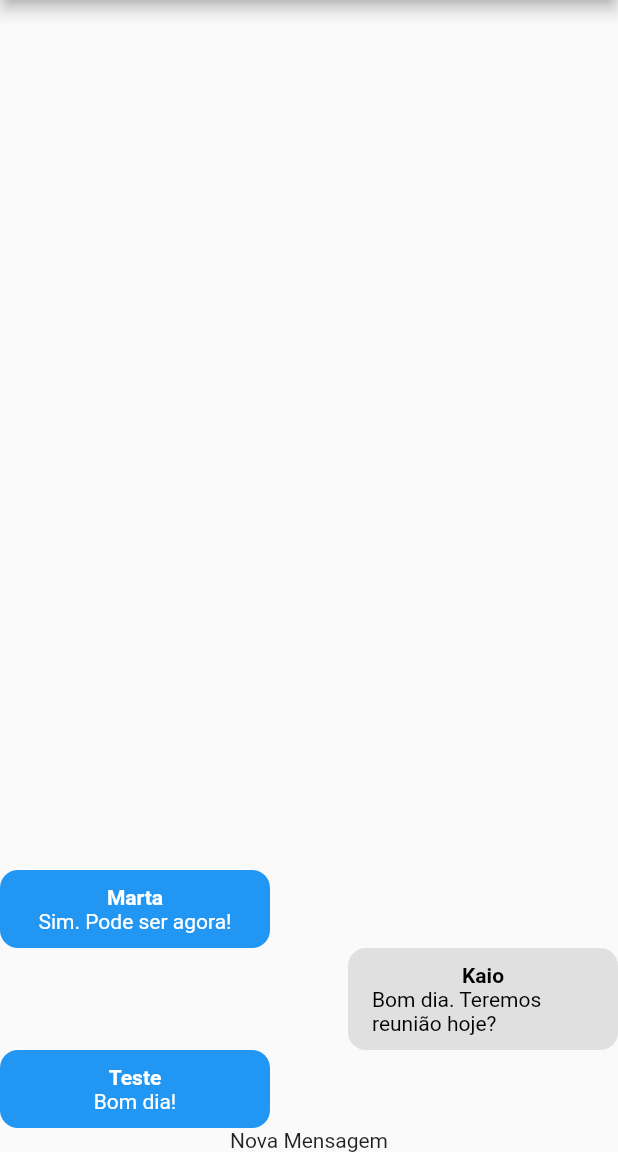
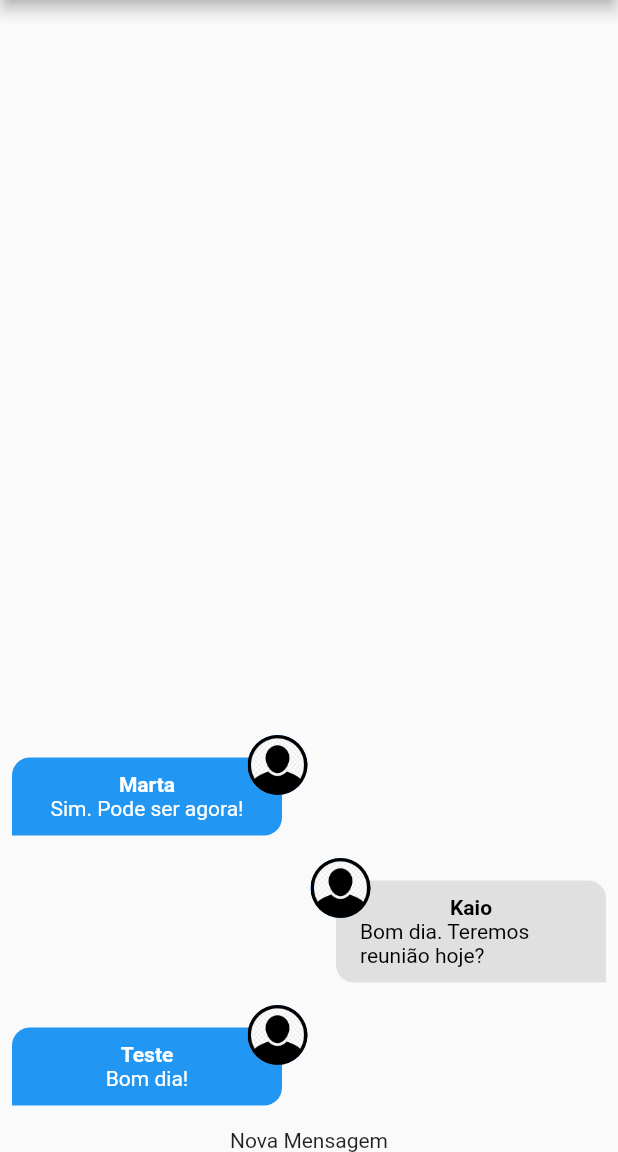
Before and after one commit to Kaio-Goes/chatFlutter, a Flutter app: the screen it shows after launch, on a phone screen of 412 x 824 dp, the part 84-1236 px from its top. Run offline on Flutter 3.47's test engine with Material 2 defaults, Android fonts, the phone set to English and light mode, and no system bars; our stand-ins replace image_picker; accounts and stored records are empty.

Commit message:
Feature image in messages chat

```diff
--- a/lib/components/message_bubble.dart
+++ b/lib/components/message_bubble.dart
@@ -1,16 +1,38 @@
+import 'dart:io';
+
 import 'package:chat/core/models/chat_message.dart';
 import 'package:flutter/material.dart';
 
 class MessageBubble extends StatelessWidget {
+  static const _defaultIImage = 'assets/images/avatar.png';
   final ChatMessage message;
   final bool belongsToCurrentUser;
 
   const MessageBubble(
       {super.key, required this.message, required this.belongsToCurrentUser});
 
+  Widget _showUserImage(String imageURL) {
+    ImageProvider? provider;
+    final uri = Uri.parse(imageURL);
+
+    if (uri.path.contains(_defaultIImage)) {
+      provider = const AssetImage(_defaultIImage);
+    } else if (uri.scheme.contains('http')) {
+      provider = NetworkImage(uri.toString());
+    } else {
+      provider = FileImage(File(uri.toString()));
+    }
+
+    return CircleAvatar(
+      backgroundImage: provider,
+    );
+  }
+
   @override
   Widget build(BuildContext context) {
-    return Row(
+    return Stack(
+      children: [
+        Row(
           mainAxisAlignment: belongsToCurrentUser
               ? MainAxisAlignment.end
               : MainAxisAlignment.start,
@@ -20,27 +42,46 @@ class MessageBubble extends StatelessWidget {
                 color: belongsToCurrentUser
                     ? Colors.grey.shade300
                     : Theme.of(context).primaryColor,
-            borderRadius: const BorderRadius.all(Radius.circular(12)),
+                borderRadius: BorderRadius.only(
+                  topLeft: const Radius.circular(12),
+                  topRight: const Radius.circular(12),
+                  bottomLeft: belongsToCurrentUser
+                      ? const Radius.circular(12)
+                      : const Radius.circular(0),
+                  bottomRight: belongsToCurrentUser
+                      ? const Radius.circular(0)
+                      : const Radius.circular(12),
+                ),
               ),
               width: 180,
               padding: const EdgeInsets.symmetric(vertical: 10, horizontal: 16),
+              margin: const EdgeInsets.symmetric(vertical: 15, horizontal: 8),
               child: Column(
                 children: [
                   Text(
                     message.userName,
                     style: TextStyle(
                         fontWeight: FontWeight.bold,
-                    color: belongsToCurrentUser ? Colors.black : Colors.white),
+                        color:
+                            belongsToCurrentUser ? Colors.black : Colors.white),
                   ),
                   Text(
                     message.text,
                     style: TextStyle(
-                    color: belongsToCurrentUser ? Colors.black : Colors.white),
+                        color:
+                            belongsToCurrentUser ? Colors.black : Colors.white),
                   ),
                 ],
               ),
             ),
           ],
+        ),
+        Positioned(
+            top: 0,
+            left: belongsToCurrentUser ? null : 165,
+            right: belongsToCurrentUser ? 165 : null,
+            child: _showUserImage(message.userImageURL)),
+      ],
     );
   }
 }
```
Lines whose indentation alone changed are shown as unchanged.
